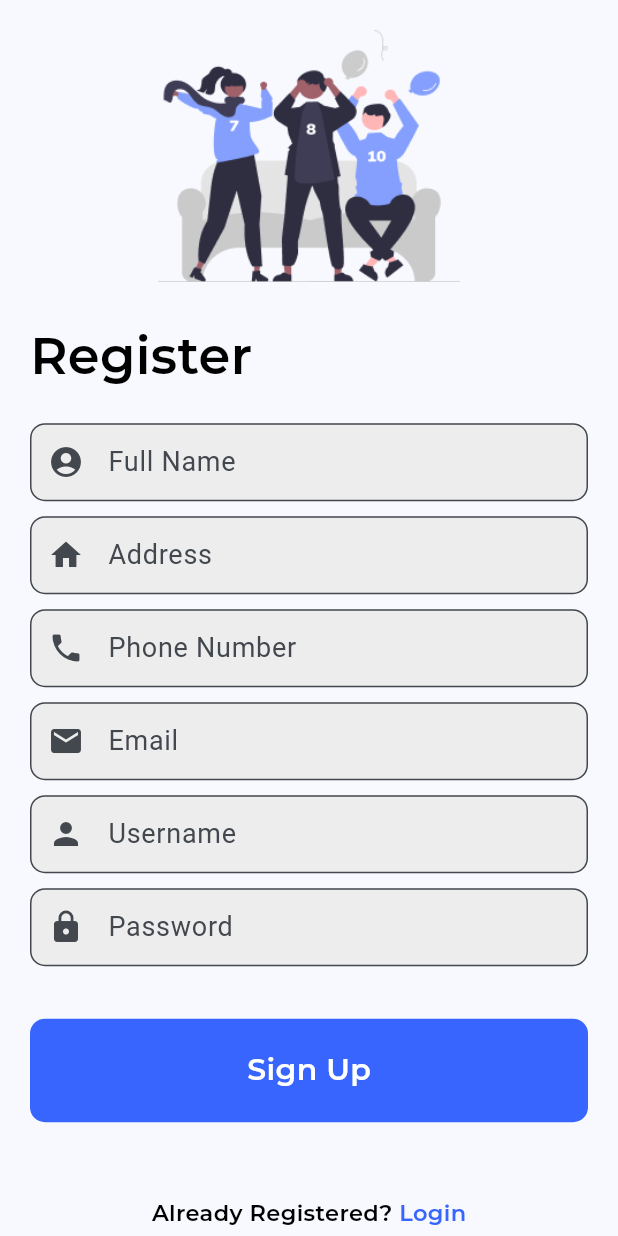
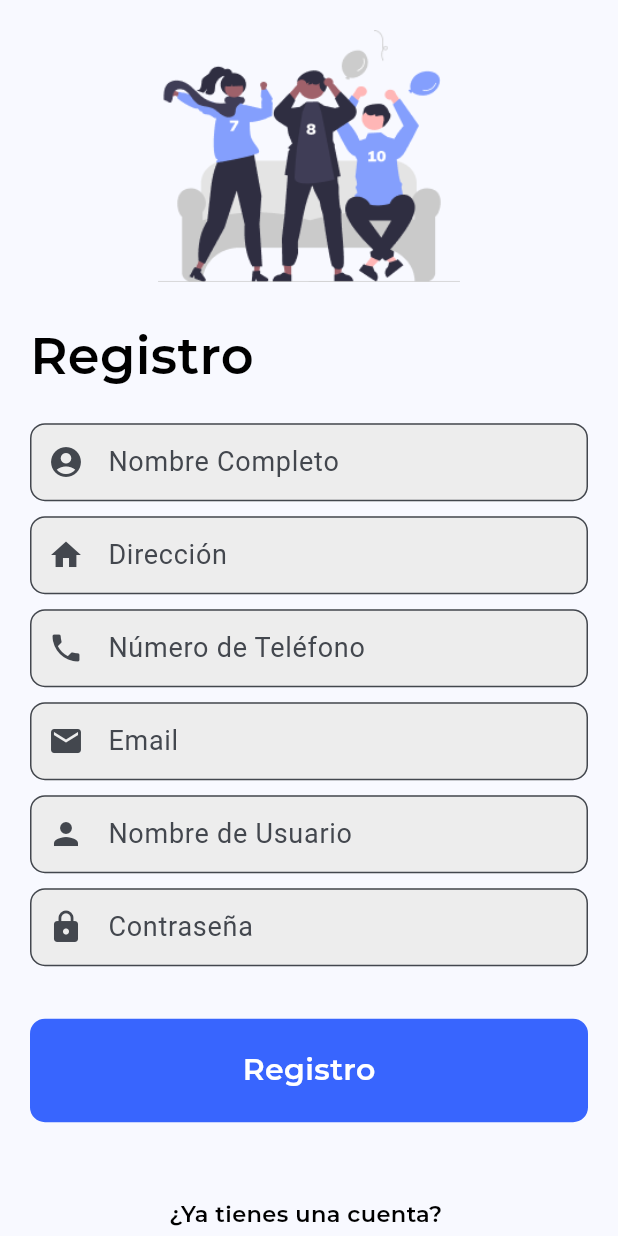
Before and after one commit to Rauliker/proyecto_raul, a Flutter app: the RegisterPage screen opened by its route, on a phone screen of 412 x 824 dp. Run offline on Flutter 3.47's test engine with Material 3 defaults, Android fonts, the phone set to English and light mode, and no system bars; our stand-ins replace cached_network_image, equatable, firebase_messaging, flutter_bloc, flutter_dotenv, flutter_local_notifications and 7 more; accounts and stored records are empty; Roboto replaces fonts that are missing (Arial); statements that could not run were skipped.

Commit message:
Actualizar etiquetas y mensajes en español en las pantallas de registro e inicio de sesión, y corregir la obtención del número de teléfono en el controlador de registro.

```diff
--- a/lib/presentations/controllers/registrer_controller.dart
+++ b/lib/presentations/controllers/registrer_controller.dart
@@ -103,10 +103,9 @@ class RegisterController extends GetxController with StateMixin {
 
     final name = fullNameController.text;
     final address = addressController.text;
-    final phoneNumber = phoneNumberController.text;
+    final phoneNumber = getFormattedPhoneNumber();
     final email = emailController.text;
     final username = usernameController.text;
-    final password = getFormattedPhoneNumber();
-    print('phone: $phoneNumber');
+    final password = passwordController.text;
   }
 }
--- a/lib/presentations/screens/login_screen.dart
+++ b/lib/presentations/screens/login_screen.dart
@@ -53,13 +53,13 @@ class _LoginPageState extends State<LoginPage>
                 textStyle: headline6,
                 isObscure: true,
                 controller: controller.passwordController,
-                label: 'Password',
+                label: 'Contraseña',
                 icon: Icons.lock,
               ),
               const SizedBox(height: 30),
               CustomMediumButton(
                 color: blue,
-                label: 'Login',
+                label: 'Inicia Sesión',
                 onTap: () => controller.handleLogin(context),
               ),
               const SizedBox(height: 50),
--- a/lib/presentations/screens/register_screen.dart
+++ b/lib/presentations/screens/register_screen.dart
@@ -26,14 +26,14 @@ class _RegisterPageState extends State<RegisterPage>
         textStyle: textfieldText,
         controller: controller.fullNameController,
         icon: Icons.account_circle,
-        label: 'Full Name',
+        label: 'Nombre Completo',
         isObscure: false,
       ),
       CustomTextField(
         textStyle: textfieldText,
         controller: controller.addressController,
         icon: Icons.home,
-        label: 'Address',
+        label: 'Dirección',
         isObscure: false,
       ),
       CustomTextField(
@@ -41,7 +41,7 @@ class _RegisterPageState extends State<RegisterPage>
         controller: controller.phoneNumberController,
         icon: Icons.phone,
         keyboardType: TextInputType.phone,
-        label: 'Phone Number',
+        label: 'Número de Teléfono',
         isObscure: false,
       ),
       CustomTextField(
@@ -56,14 +56,14 @@ class _RegisterPageState extends State<RegisterPage>
         textStyle: textfieldText,
         controller: controller.usernameController,
         icon: Icons.person,
-        label: 'Username',
+        label: 'Nombre de Usuario',
         isObscure: false,
       ),
       CustomTextField(
         textStyle: textfieldText,
         controller: controller.passwordController,
         icon: Icons.lock,
-        label: 'Password',
+        label: 'Contraseña',
         isObscure: true,
       ),
     ];
@@ -87,7 +87,7 @@ class _RegisterPageState extends State<RegisterPage>
             Align(
               alignment: Alignment.centerLeft,
               child: Text(
-                'Register',
+                'Registro',
                 style: headline4,
               ),
             ),
@@ -106,7 +106,7 @@ class _RegisterPageState extends State<RegisterPage>
               height: 25,
             ),
             CustomMediumButton(
-              label: 'Sign Up',
+              label: 'Registro',
               onTap: controller.handleRegister,
               color: blue,
             ),
@@ -120,8 +120,8 @@ class _RegisterPageState extends State<RegisterPage>
               ),
             ),
             FooterText(
-              label: 'Already Registered? ',
-              labelWithFunction: 'Login',
+              label: '¿Ya tienes una cuenta? ',
+              labelWithFunction: '',
               ontap: () => Get.toNamed('/login'),
             ),
           ],
```
